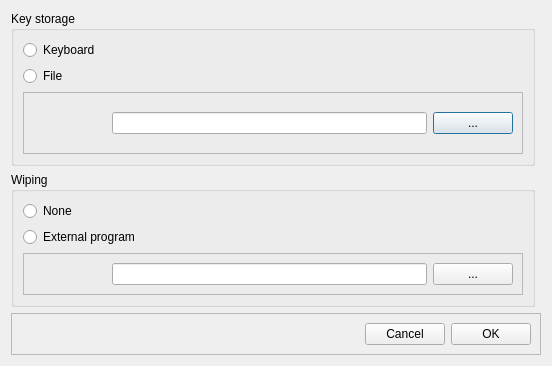
This is OptionsDialog.ui in sergrt/FileProtect as Qt 5 draws it before an edit. The edited form follows.
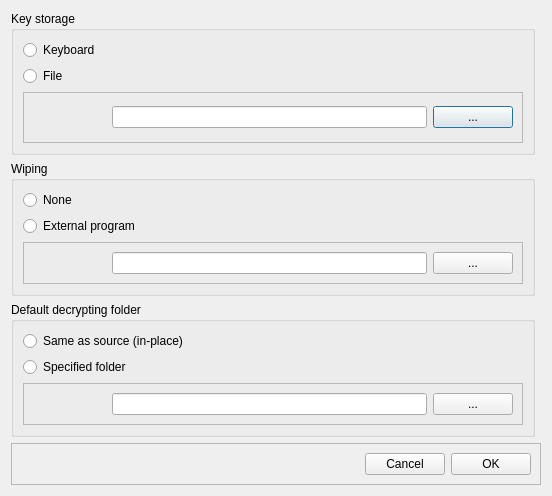
This is the edited form.

Commit message: Added c++11 compilation flag to effective return of std::string Added context menu Added multiple items operations Added decryption place options

```diff
--- a/OptionsDialog.ui
+++ b/OptionsDialog.ui
@@ -10,7 +10,7 @@
     <x>0</x>
     <y>0</y>
     <width>552</width>
-    <height>366</height>
+    <height>496</height>
    </rect>
   </property>
   <property name="windowTitle">
@@ -75,7 +75,7 @@
      </layout>
     </widget>
    </item>
-   <item row="2" column="0" colspan="2">
+   <item row="3" column="0" colspan="2">
     <widget class="QFrame" name="frame_3">
      <property name="frameShape">
       <enum>QFrame::StyledPanel</enum>
@@ -172,6 +172,64 @@
      </layout>
     </widget>
    </item>
+   <item row="2" column="0">
+    <widget class="QGroupBox" name="groupBox_4">
+     <property name="title">
+      <string>Default decrypting folder</string>
+     </property>
+     <layout class="QGridLayout" name="gridLayout_7">
+      <item row="0" column="0">
+       <widget class="QRadioButton" name="rbSame">
+        <property name="text">
+         <string>Same as source (in-place)</string>
+        </property>
+       </widget>
+      </item>
+      <item row="1" column="0">
+       <widget class="QRadioButton" name="rbFolder">
+        <property name="text">
+         <string>Specified folder</string>
+        </property>
+       </widget>
+      </item>
+      <item row="2" column="0">
+       <widget class="QFrame" name="frameDecryptFolder">
+        <property name="frameShape">
+         <enum>QFrame::StyledPanel</enum>
+        </property>
+        <property name="frameShadow">
+         <enum>QFrame::Raised</enum>
+        </property>
+        <layout class="QGridLayout" name="gridLayout_8" columnstretch="1,4,1">
+         <item row="0" column="0">
+          <spacer name="horizontalSpacer_4">
+           <property name="orientation">
+            <enum>Qt::Horizontal</enum>
+           </property>
+           <property name="sizeHint" stdset="0">
+            <size>
+             <width>31</width>
+             <height>20</height>
+            </size>
+           </property>
+          </spacer>
+         </item>
+         <item row="0" column="1">
+          <widget class="QLineEdit" name="leDecryptFolder"/>
+         </item>
+         <item row="0" column="2">
+          <widget class="QPushButton" name="pushButton_3">
+           <property name="text">
+            <string>...</string>
+           </property>
+          </widget>
+         </item>
+        </layout>
+       </widget>
+      </item>
+     </layout>
+    </widget>
+   </item>
   </layout>
  </widget>
  <resources/>
```
Left out of the diff: 2 changed lines with no effect on the pictures. The commit also changes 7 other files.
